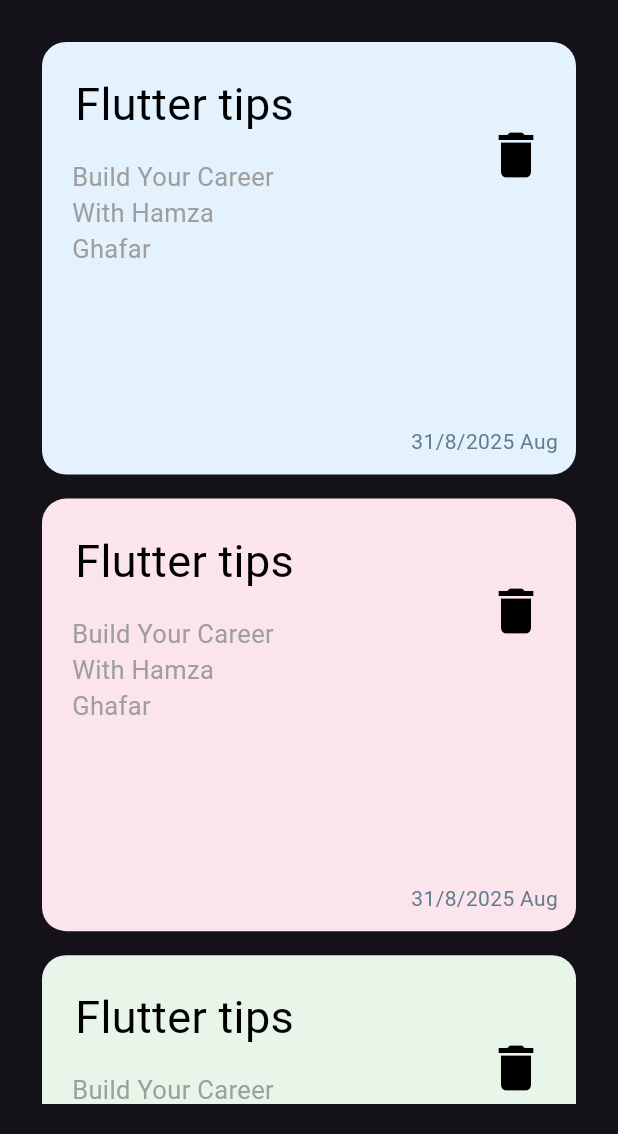
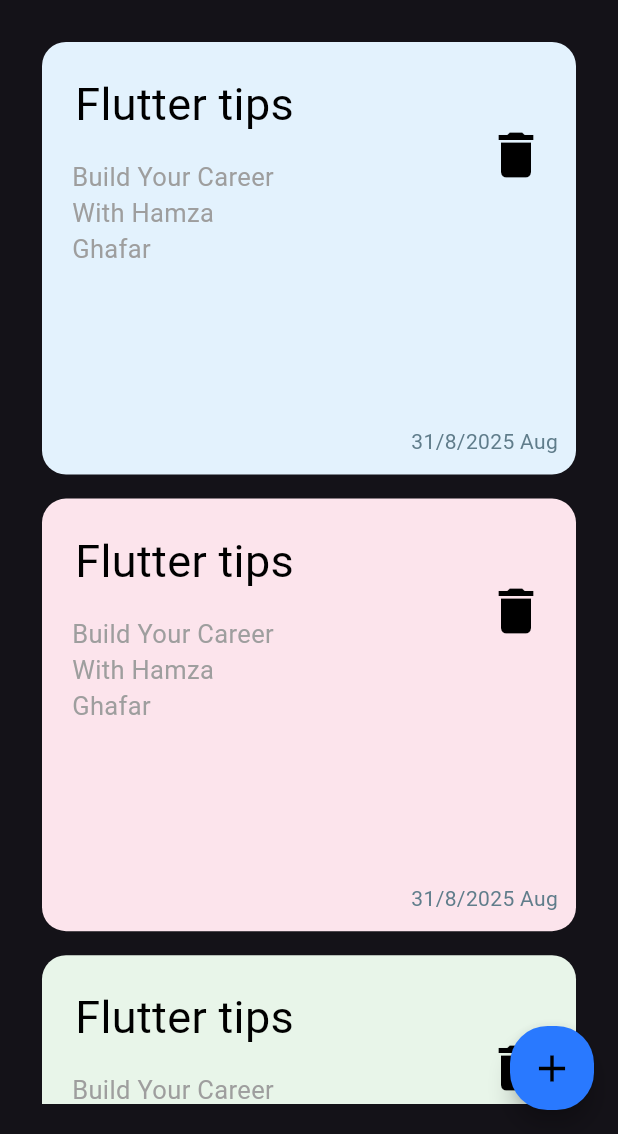
Before and after one commit to hamzaaagh/Notes_app, a Flutter app: the screen it shows after launch, on a phone screen of 412 x 824 dp, the part 102-1236 px from its top. Run offline on Flutter 3.47's test engine with Material 3 defaults, Android fonts, the phone set to English and light mode, and no system bars.

Commit message:
Create Floating Action Button

```diff
--- a/lib/Features/Home/presentation/Views/Home_View.dart
+++ b/lib/Features/Home/presentation/Views/Home_View.dart
@@ -1,4 +1,5 @@
 import 'package:flutter/material.dart';
+import 'package:notes_app/Features/Home/presentation/Views/Widgets/Custom_Floating_Action_Button.dart';
 import 'package:notes_app/Features/Home/presentation/Views/Widgets/Home_View_Body.dart';
 
 class HomeView extends StatelessWidget {
@@ -6,6 +7,11 @@ class HomeView extends StatelessWidget {
 
   @override
   Widget build(BuildContext context) {
-    return SafeArea(child: Scaffold(body: HomeViewBody()));
+    return SafeArea(
+      child: Scaffold(
+        body: HomeViewBody(),
+        floatingActionButton: CustomFloatingActionButton(),
+      ),
+    );
   }
 }
--- /dev/null
+++ b/lib/Features/Home/presentation/Views/Widgets/Custom_Floating_Action_Button.dart
@@ -0,0 +1,16 @@
+import 'package:flutter/material.dart';
+
+class CustomFloatingActionButton extends StatelessWidget {
+  const CustomFloatingActionButton({super.key});
+
+  @override
+  Widget build(BuildContext context) {
+    return FloatingActionButton(
+      onPressed: () {},
+      hoverColor: Colors.blueAccent,
+      backgroundColor: Colors.blueAccent.shade400,
+      shape: RoundedRectangleBorder(borderRadius: BorderRadius.circular(25)),
+      child: const Icon(Icons.add, color: Colors.black, size: 30),
+    );
+  }
+}
--- a/lib/Features/Home/presentation/Views/Widgets/Home_View_Body.dart
+++ b/lib/Features/Home/presentation/Views/Widgets/Home_View_Body.dart
@@ -1,6 +1,6 @@
 import 'package:flutter/material.dart';
 import 'package:notes_app/Features/Home/presentation/Views/Widgets/Custom_App_Bar.dart';
-import 'package:notes_app/Features/Home/presentation/Views/Widgets/Note_Item.dart';
+
 import 'package:notes_app/Features/Home/presentation/Views/Widgets/Note_Item_List_View.dart';
 
 class HomeViewBody extends StatelessWidget {
```
